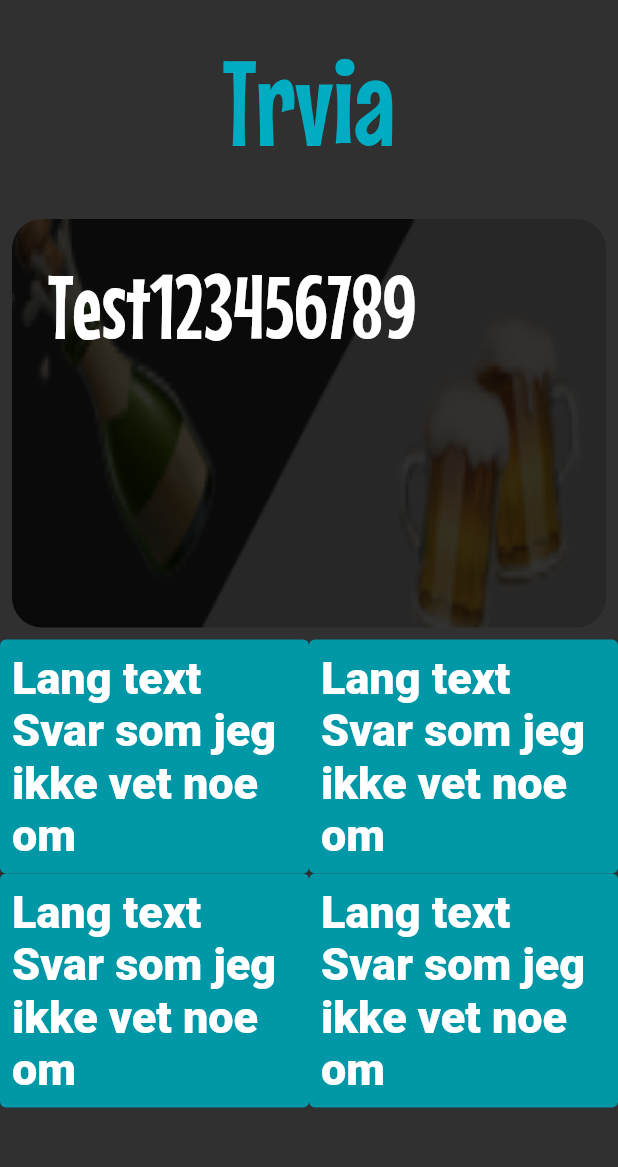
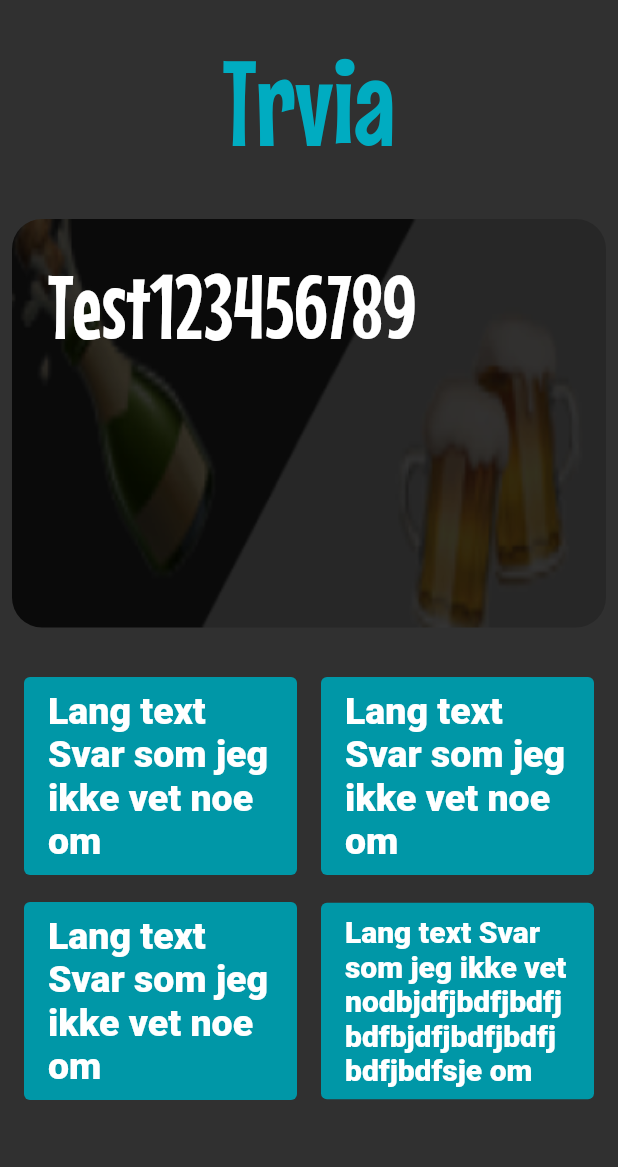
Before and after one commit to Akisan98/chin_chin, a Flutter app: the Trivia screen opened directly, on a phone screen of 412 x 824 dp, the part 69-1236 px from its top. Run offline on Flutter 3.47's test engine with Material 2 defaults, Android fonts, the phone set to English and light mode, and no system bars; drawn by our look-alikes of auto_size_text.

Commit message:
PATCH: Design Update

```diff
--- a/lib/pages/game_screen.dart
+++ b/lib/pages/game_screen.dart
@@ -66,14 +66,22 @@ class Trivia extends StatelessWidget {
               ),
 
               // Buttons
-              SizedBox(
+              Padding(
+                padding: const EdgeInsets.only(top: 16),
+                child: SizedBox(
+                  height: 150,
                   child: Row(
                         children: [
                           Flexible(
                             fit: FlexFit.tight,
+                            child: Padding(
+                              padding: const EdgeInsets.fromLTRB(16, 8, 8, 8),
                               child: TextButton(
                             onPressed: () {},
-                            child: const AutoSizeText('Lang text Svar som jeg ikke vet noe om'),
+                            child: const Padding(
+                              padding: EdgeInsets.only(left: 8, right: 8),
+                              child: AutoSizeText('Lang text Svar som jeg ikke vet noe om'),
+                            ),
                             style: TextButton.styleFrom(
                               primary: Colors.white,
                               backgroundColor: Colors.cyan[700],
@@ -83,14 +91,20 @@ class Trivia extends StatelessWidget {
                                 )
                               ),
                             ),
+                            )
                           ),
 
 
                          Flexible(
                             fit: FlexFit.tight,
+                            child: Padding(
+                              padding: const EdgeInsets.fromLTRB(8, 8, 16, 8),
                               child: TextButton(
                             onPressed: () {},
-                            child: const AutoSizeText('Lang text Svar som jeg ikke vet noe om'),
+                            child: const Padding(
+                              padding: EdgeInsets.only(left: 8, right: 8),
+                              child: AutoSizeText('Lang text Svar som jeg ikke vet noe om'),
+                            ),
                             style: TextButton.styleFrom(
                               primary: Colors.white,
                               backgroundColor: Colors.cyan[700],
@@ -100,19 +114,27 @@ class Trivia extends StatelessWidget {
                                 )
                               ),
                             ),
+                            )
                           ),
                         ],
                       ),
                   ),
+              ),
 
                 SizedBox(
+                  height: 150,
                   child: Row(
                         children: [
                          Flexible(
                             fit: FlexFit.tight,
+                            child: Padding(
+                              padding: const EdgeInsets.fromLTRB(16, 8, 8, 8),
                               child: TextButton(
                             onPressed: () {},
-                            child: const AutoSizeText('Lang text Svar som jeg ikke vet noe om'),
+                            child: const Padding(
+                              padding: EdgeInsets.only(left: 8, right: 8),
+                              child: AutoSizeText('Lang text Svar som jeg ikke vet noe om'),
+                            ),
                             style: TextButton.styleFrom(
                               primary: Colors.white,
                               backgroundColor: Colors.cyan[700],
@@ -122,14 +144,21 @@ class Trivia extends StatelessWidget {
                                 )
                               ),
                             ),
+                            )
                           ),
 
 
                         Flexible(
                             fit: FlexFit.tight,
+                            child: Padding(
+                              padding: const EdgeInsets.fromLTRB(8, 8, 16, 8),
+
                               child: TextButton(
                             onPressed: () {},
-                            child: const AutoSizeText('Lang text Svar som jeg ikke vet noe om'),
+                            child: const Padding(
+                              padding: EdgeInsets.only(left: 8, right: 8),
+                              child: AutoSizeText('Lang text Svar som jeg ikke vet nodbjdfjbdfjbdfjbdfbjdfjbdfjbdfjbdfjbdfsje om'),
+                            ),
                             style: TextButton.styleFrom(
                               primary: Colors.white,
                               backgroundColor: Colors.cyan[700],
@@ -139,6 +168,7 @@ class Trivia extends StatelessWidget {
                                 )
                               ),
                             ),
+                            )
                           ),
                         ],
                       ),
```
Lines whose indentation alone changed are shown as unchanged.
